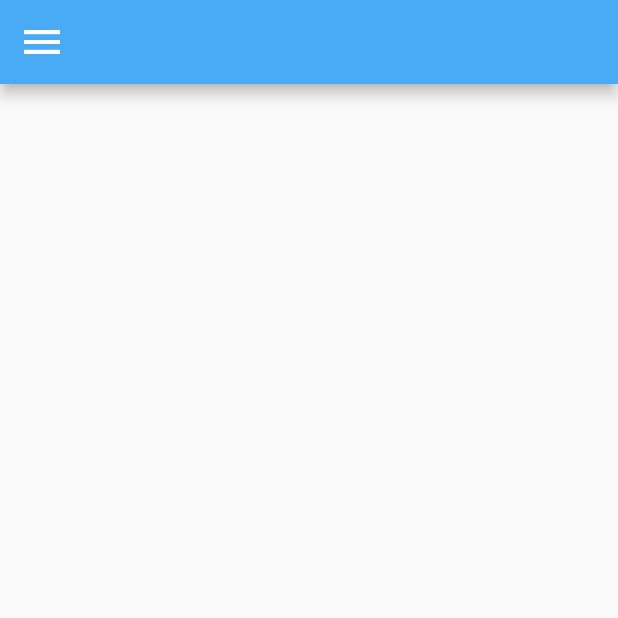
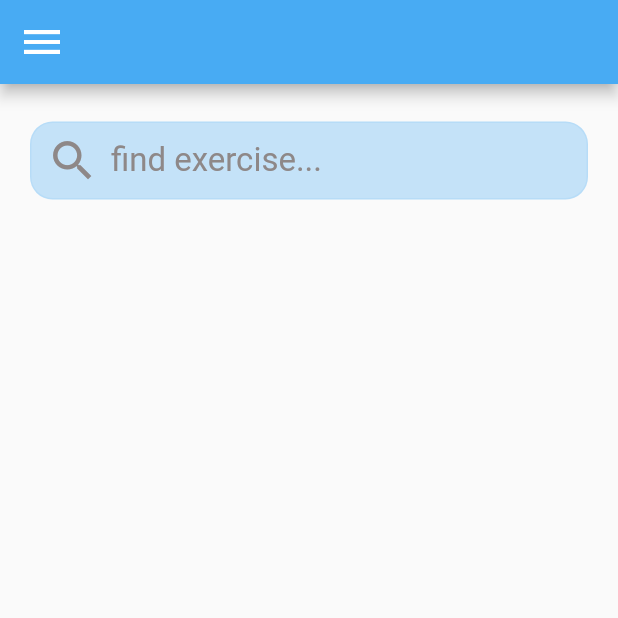
Before and after one commit to Aamirkhan55/physio_doc, a Flutter app: the ShoulderGridleExc screen opened directly, on a phone screen of 412 x 824 dp, the top half of it. Run offline on Flutter 3.47's test engine with Material 2 defaults, Android fonts, the phone set to English and light mode, and no system bars.

Commit message:
SubExcTitle

```diff
--- a/lib/view/home/exercise/shoulder_exc.dart/Shoulder_G_exc.dart
+++ b/lib/view/home/exercise/shoulder_exc.dart/Shoulder_G_exc.dart
@@ -1,5 +1,6 @@
 import 'package:flutter/material.dart';
 import 'package:physio_doc/theme/style.dart';
+import 'package:physio_doc/widgets/custom_searchBar.dart';
 
 class ShoulderGridleExc extends StatelessWidget {
   const ShoulderGridleExc({super.key});
@@ -17,6 +18,18 @@ class ShoulderGridleExc extends StatelessWidget {
            color: Colors.white,
            ),
       ),
-    ));
+    ),
+    body: const Padding(
+      padding: EdgeInsets.symmetric(horizontal: 20, vertical: 15),
+      child: Column(
+        children: [
+          SizedBox(height: 10),
+            CustomSearchTextField(
+              hintTitle: 'find exercise...',
+            ),
+        ],
+      ),
+      ),
+    );
   }
 }
```
Also changed, not shown: lib/widgets/custom_subEx_title.dart (added, +30 -0 lines).
